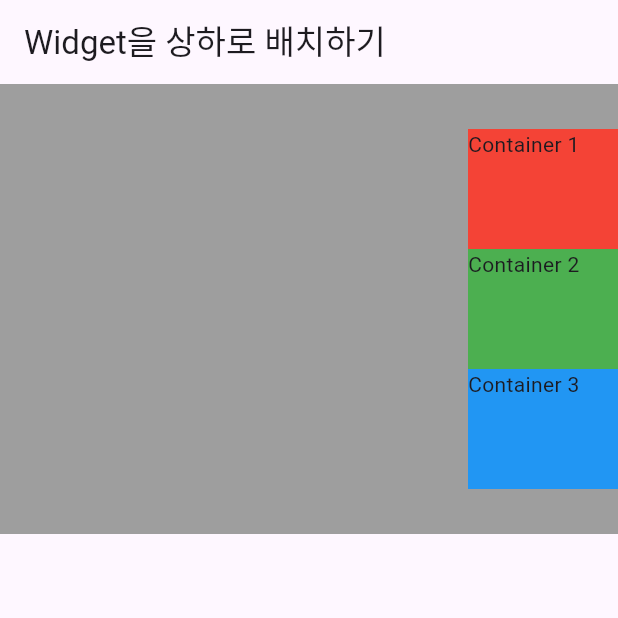
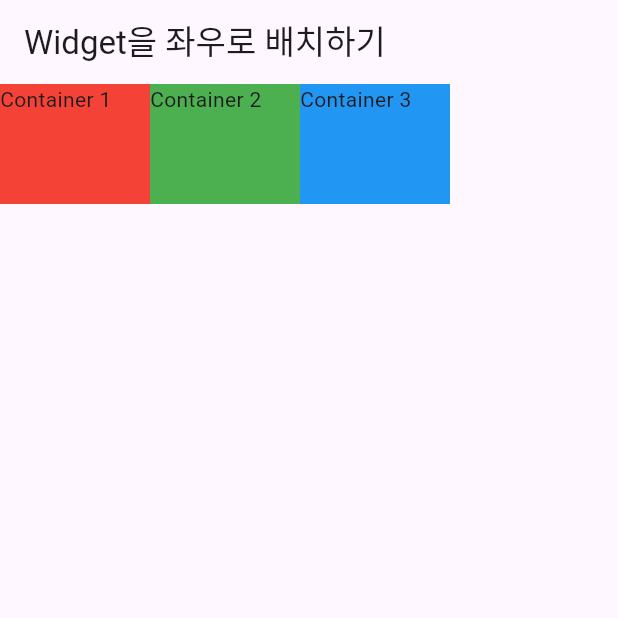
Before and after one commit to Do-Boo/github-test, a Flutter app: the screen it shows after launch, on a phone screen of 412 x 824 dp, the top half of it. Run offline on Flutter 3.47's test engine with Material 3 defaults, Android fonts, the phone set to English and light mode, and no system bars.

Commit message:
2024.4.2.(화) 20:00 Widget을 좌우로 배치

```diff
--- a/lib/main.dart
+++ b/lib/main.dart
@@ -5,7 +5,7 @@ void main() {
     MaterialApp(
       home: Scaffold(
         appBar: AppBar(
-          title: Text("Widget을 상하로 배치하기"),
+          title: Text("Widget을 좌우로 배치하기"),
         ),
         body: Body(),
       ),
@@ -19,12 +19,7 @@ class Body extends StatelessWidget {
   @override
   Widget build(BuildContext context) {
     return Container(
-      height: 300,
-      width: double.infinity,
-      color: Colors.grey,
-      child: Column(
-        mainAxisAlignment: MainAxisAlignment.center,
-        crossAxisAlignment: CrossAxisAlignment.end,
+      child: Row(
         children: [
           Container(
             width: 100,
```
